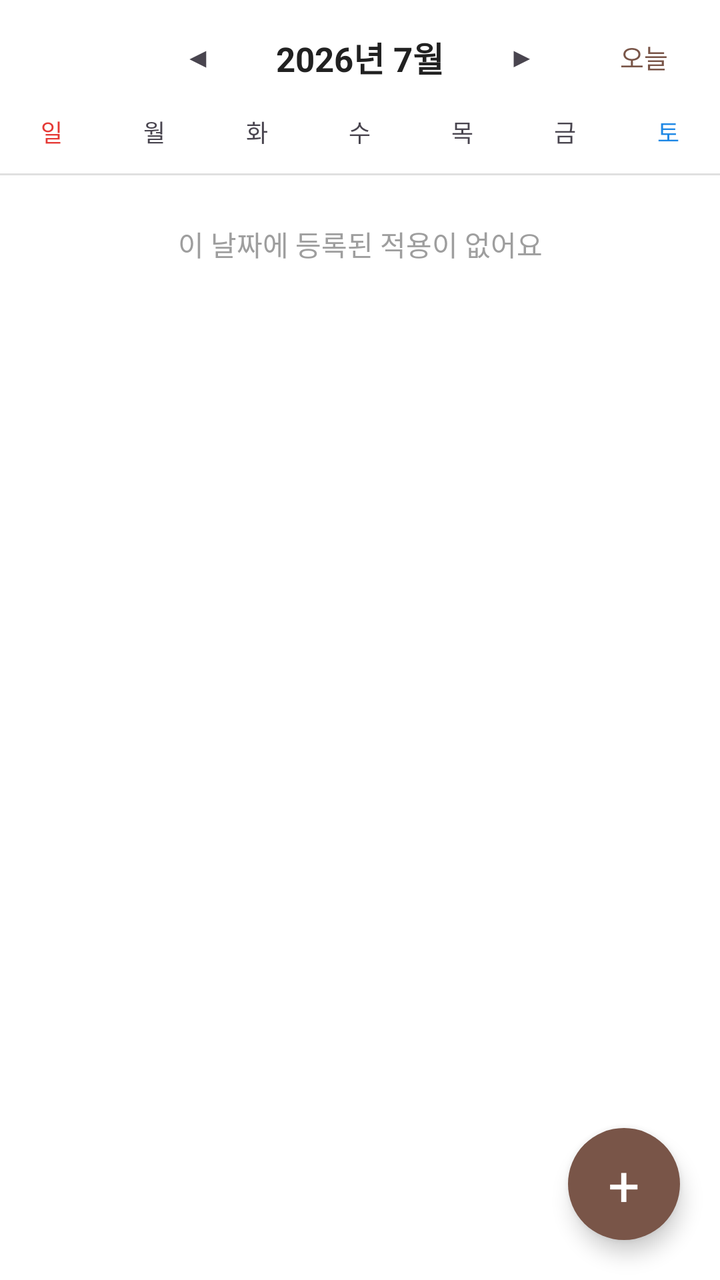
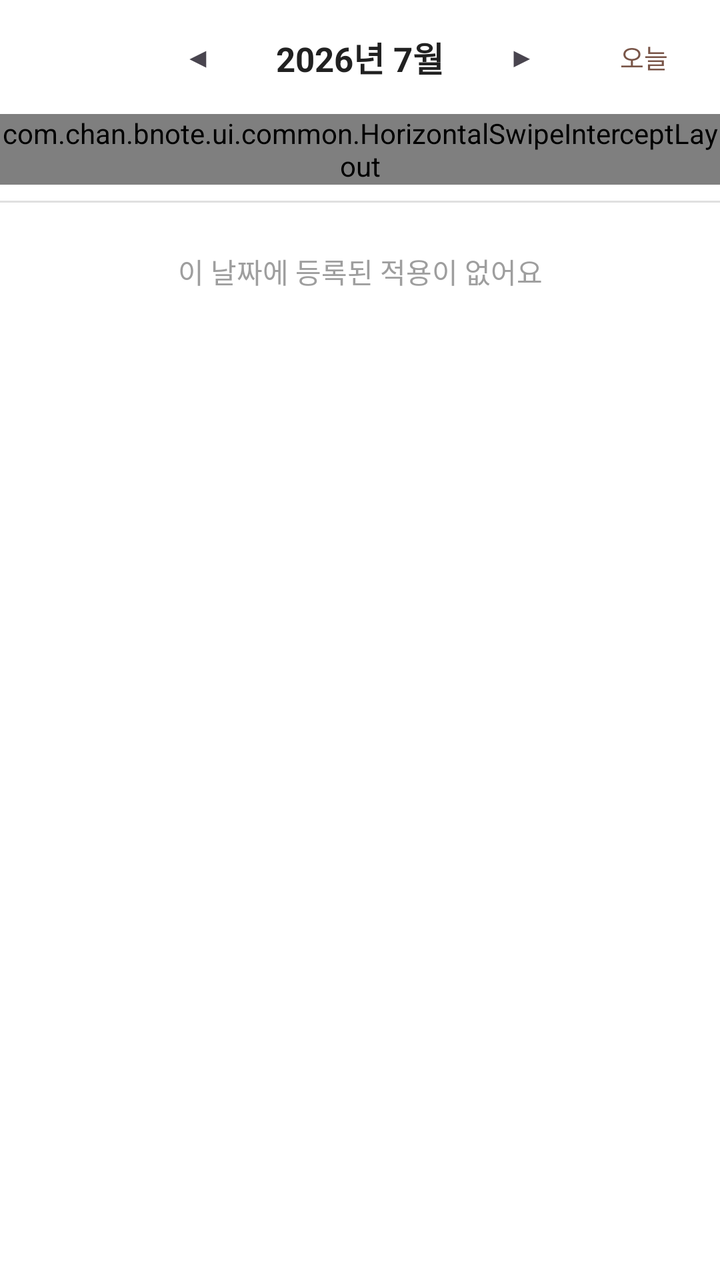

Compare the two renders of this Android layout. The source of the first and the diff that turns it into the second are given below.
<!-- AndroidManifest.xml: application theme Theme.BNOTE -->
<!-- res/layout/fragment_application_calendar.xml -->
<?xml version="1.0" encoding="utf-8"?>
<FrameLayout xmlns:android="http://schemas.android.com/apk/res/android"
    android:layout_width="match_parent"
    android:layout_height="match_parent">

    <LinearLayout
        android:layout_width="match_parent"
        android:layout_height="match_parent"
        android:orientation="vertical">

        <LinearLayout
            android:layout_width="match_parent"
            android:layout_height="wrap_content"
            android:orientation="horizontal"
            android:gravity="center_vertical">

            <View
                android:layout_width="0dp"
                android:layout_height="1dp"
                android:layout_weight="1" />

            <TextView
                android:id="@+id/btn_month_prev"
                android:layout_width="wrap_content"
                android:layout_height="wrap_content"
                android:text="◀"
                android:padding="16dp"
                android:clickable="true"
                android:focusable="true"
                android:background="?attr/selectableItemBackgroundBorderless" />

            <TextView
                android:id="@+id/text_month_year"
                android:layout_width="wrap_content"
                android:layout_height="wrap_content"
                android:padding="16dp"
                android:text="2026년 7월"
                android:textSize="17sp"
                android:textStyle="bold"
                android:clickable="true"
                android:focusable="true"
                android:background="?attr/selectableItemBackground"
                android:textColor="@color/text_primary" />

            <TextView
                android:id="@+id/btn_month_next"
                android:layout_width="wrap_content"
                android:layout_height="wrap_content"
                android:text="▶"
                android:padding="16dp"
                android:clickable="true"
                android:focusable="true"
                android:background="?attr/selectableItemBackgroundBorderless" />

            <FrameLayout
                android:layout_width="0dp"
                android:layout_height="wrap_content"
                android:layout_weight="1">

                <TextView
                    android:id="@+id/btn_calendar_today"
                    android:layout_width="wrap_content"
                    android:layout_height="wrap_content"
                    android:layout_gravity="end|center_vertical"
                    android:layout_marginStart="12dp"
                    android:layout_marginEnd="18dp"
                    android:paddingStart="8dp"
                    android:paddingEnd="8dp"
                    android:paddingTop="10dp"
                    android:paddingBottom="10dp"
                    android:textSize="13sp"
                    android:text="오늘"
                    android:textColor="@color/brown_primary"
                    android:background="?attr/selectableItemBackground"
                    android:clickable="true"
                    android:focusable="true" />
            </FrameLayout>
        </LinearLayout>

        <LinearLayout
            android:layout_width="match_parent"
            android:layout_height="wrap_content"
            android:orientation="horizontal"
            android:paddingBottom="4dp">

            <TextView
                android:layout_width="0dp"
                android:layout_height="wrap_content"
                android:layout_weight="1"
                android:gravity="center"
                android:text="일"
                android:textColor="#E53935"
                android:textSize="12sp" />

            <TextView
                android:layout_width="0dp"
                android:layout_height="wrap_content"
                android:layout_weight="1"
                android:gravity="center"
                android:text="월"
                android:textSize="12sp" />

            <TextView
                android:layout_width="0dp"
                android:layout_height="wrap_content"
                android:layout_weight="1"
                android:gravity="center"
                android:text="화"
                android:textSize="12sp" />

            <TextView
                android:layout_width="0dp"
                android:layout_height="wrap_content"
                android:layout_weight="1"
                android:gravity="center"
                android:text="수"
                android:textSize="12sp" />

            <TextView
                android:layout_width="0dp"
                android:layout_height="wrap_content"
                android:layout_weight="1"
                android:gravity="center"
                android:text="목"
                android:textSize="12sp" />

            <TextView
                android:layout_width="0dp"
                android:layout_height="wrap_content"
                android:layout_weight="1"
                android:gravity="center"
                android:text="금"
                android:textSize="12sp" />

            <TextView
                android:layout_width="0dp"
                android:layout_height="wrap_content"
                android:layout_weight="1"
                android:gravity="center"
                android:text="토"
                android:textColor="#1E88E5"
                android:textSize="12sp" />
        </LinearLayout>

        <androidx.recyclerview.widget.RecyclerView
            android:id="@+id/recycler_calendar_grid"
            android:layout_width="match_parent"
            android:layout_height="wrap_content" />

        <View
            android:layout_width="match_parent"
            android:layout_height="1dp"
            android:layout_marginTop="8dp"
            android:background="@color/divider_light" />

        <TextView
            android:id="@+id/text_empty_application_calendar"
            android:layout_width="match_parent"
            android:layout_height="wrap_content"
            android:padding="24dp"
            android:gravity="center"
            android:text="이 날짜에 등록된 적용이 없어요"
            android:textColor="@color/text_hint" />

        <androidx.recyclerview.widget.RecyclerView
            android:id="@+id/recycler_applications_by_date"
            android:layout_width="match_parent"
            android:layout_height="0dp"
            android:layout_weight="1"
            android:visibility="gone" />
    </LinearLayout>

    <TextView
        android:id="@+id/fab_add_application"
        android:layout_width="56dp"
        android:layout_height="56dp"
        android:layout_gravity="bottom|end"
        android:layout_margin="20dp"
        android:gravity="center"
        android:text="+"
        android:textSize="28sp"
        android:textColor="@color/white"
        android:background="@drawable/bg_fab_brown"
        android:elevation="6dp"
        android:clickable="true"
        android:focusable="true" />
</FrameLayout>
<!-- resources referenced by this layout -->
<resources>
  <color name="brown_primary">#795548</color>
  <color name="divider_light">#E0E0E0</color>
  <color name="text_hint">#9E9E9E</color>
  <color name="text_primary">#212121</color>
  <color name="white">#FFFFFFFF</color>
  <!-- drawable bg_fab_brown (drawable) -->
  <?xml version="1.0" encoding="utf-8"?>
  <shape xmlns:android="http://schemas.android.com/apk/res/android"
      android:shape="oval">
      <solid android:color="@color/brown_primary" />
  </shape>
  <style name="Theme.BNOTE" parent="Base.Theme.BNOTE" />
  <style name="Base.Theme.BNOTE" parent="Theme.Material3.DayNight.NoActionBar">
          <item name="colorPrimary">@color/brown_primary</item>
          <item name="colorPrimaryDark">@color/brown_primary_dark</item>
          <item name="android:statusBarColor">@color/brown_primary_dark</item>
          <item name="android:windowLightStatusBar">false</item>
          <item name="android:windowBackground">@color/surface_background</item>
      </style>
  <color name="brown_primary_dark">#5D4037</color>
  <color name="surface_background">#FFFFFF</color>
</resources>

<!-- the commit's change to res/layout/fragment_application_calendar.xml (unified diff, before → after) -->
@@ -77,75 +77,87 @@
             </FrameLayout>
         </LinearLayout>
 
-        <LinearLayout
+        <com.chan.bnote.ui.common.HorizontalSwipeInterceptLayout
+            android:id="@+id/swipe_intercept_calendar"
             android:layout_width="match_parent"
-            android:layout_height="wrap_content"
-            android:orientation="horizontal"
-            android:paddingBottom="4dp">
+            android:layout_height="wrap_content">
 
-            <TextView
-                android:layout_width="0dp"
+            <LinearLayout
+                android:layout_width="match_parent"
                 android:layout_height="wrap_content"
-                android:layout_weight="1"
-                android:gravity="center"
-                android:text="일"
-                android:textColor="#E53935"
-                android:textSize="12sp" />
+                android:orientation="vertical">
 
-            <TextView
-                android:layout_width="0dp"
-                android:layout_height="wrap_content"
-                android:layout_weight="1"
-                android:gravity="center"
-                android:text="월"
-                android:textSize="12sp" />
+                <LinearLayout
+                    android:layout_width="match_parent"
+                    android:layout_height="wrap_content"
+                    android:orientation="horizontal"
+                    android:paddingBottom="4dp">
 
-            <TextView
-                android:layout_width="0dp"
-                android:layout_height="wrap_content"
-                android:layout_weight="1"
-                android:gravity="center"
-                android:text="화"
-                android:textSize="12sp" />
+                    <TextView
+                        android:layout_width="0dp"
+                        android:layout_height="wrap_content"
+                        android:layout_weight="1"
+                        android:gravity="center"
+                        android:text="일"
+                        android:textColor="#E53935"
+                        android:textSize="12sp" />
 
-            <TextView
-                android:layout_width="0dp"
-                android:layout_height="wrap_content"
-                android:layout_weight="1"
-                android:gravity="center"
-                android:text="수"
-                android:textSize="12sp" />
+                    <TextView
+                        android:layout_width="0dp"
+                        android:layout_height="wrap_content"
+                        android:layout_weight="1"
+                        android:gravity="center"
+                        android:text="월"
+                        android:textSize="12sp" />
 
-            <TextView
-                android:layout_width="0dp"
-                android:layout_height="wrap_content"
-                android:layout_weight="1"
-                android:gravity="center"
-                android:text="목"
-                android:textSize="12sp" />
+                    <TextView
+                        android:layout_width="0dp"
+                        android:layout_height="wrap_content"
+                        android:layout_weight="1"
+                        android:gravity="center"
+                        android:text="화"
+                        android:textSize="12sp" />
 
-            <TextView
-                android:layout_width="0dp"
-                android:layout_height="wrap_content"
-                android:layout_weight="1"
-                android:gravity="center"
-                android:text="금"
-                android:textSize="12sp" />
+                    <TextView
+                        android:layout_width="0dp"
+                        android:layout_height="wrap_content"
+                        android:layout_weight="1"
+                        android:gravity="center"
+                        android:text="수"
+                        android:textSize="12sp" />
 
-            <TextView
-                android:layout_width="0dp"
-                android:layout_height="wrap_content"
-                android:layout_weight="1"
-                android:gravity="center"
-                android:text="토"
-                android:textColor="#1E88E5"
-                android:textSize="12sp" />
-        </LinearLayout>
+                    <TextView
+                        android:layout_width="0dp"
+                        android:layout_height="wrap_content"
+                        android:layout_weight="1"
+                        android:gravity="center"
+                        android:text="목"
+                        android:textSize="12sp" />
 
-        <androidx.recyclerview.widget.RecyclerView
-            android:id="@+id/recycler_calendar_grid"
-            android:layout_width="match_parent"
-            android:layout_height="wrap_content" />
+                    <TextView
+                        android:layout_width="0dp"
+                        android:layout_height="wrap_content"
+                        android:layout_weight="1"
+                        android:gravity="center"
+                        android:text="금"
+                        android:textSize="12sp" />
+
+                    <TextView
+                        android:layout_width="0dp"
+                        android:layout_height="wrap_content"
+                        android:layout_weight="1"
+                        android:gravity="center"
+                        android:text="토"
+                        android:textColor="#1E88E5"
+                        android:textSize="12sp" />
+                </LinearLayout>
+
+                <androidx.recyclerview.widget.RecyclerView
+                    android:id="@+id/recycler_calendar_grid"
+                    android:layout_width="match_parent"
+                    android:layout_height="wrap_content" />
+            </LinearLayout>
+        </com.chan.bnote.ui.common.HorizontalSwipeInterceptLayout>
 
         <View
             android:layout_width="match_parent"
@@ -169,19 +181,4 @@
             android:layout_weight="1"
             android:visibility="gone" />
     </LinearLayout>
-
-    <TextView
-        android:id="@+id/fab_add_application"
-        android:layout_width="56dp"
-        android:layout_height="56dp"
-        android:layout_gravity="bottom|end"
-        android:layout_margin="20dp"
-        android:gravity="center"
-        android:text="+"
-        android:textSize="28sp"
-        android:textColor="@color/white"
-        android:background="@drawable/bg_fab_brown"
-        android:elevation="6dp"
-        android:clickable="true"
-        android:focusable="true" />
 </FrameLayout>
<!-- resource entries referenced after the edit -->
@@ -4,13 +4,6 @@
   <color name="divider_light">#E0E0E0</color>
   <color name="text_hint">#9E9E9E</color>
   <color name="text_primary">#212121</color>
-  <color name="white">#FFFFFFFF</color>
-  <!-- drawable bg_fab_brown (drawable) -->
-  <?xml version="1.0" encoding="utf-8"?>
-  <shape xmlns:android="http://schemas.android.com/apk/res/android"
-      android:shape="oval">
-      <solid android:color="@color/brown_primary" />
-  </shape>
   <style name="Theme.BNOTE" parent="Base.Theme.BNOTE" />
   <style name="Base.Theme.BNOTE" parent="Theme.Material3.DayNight.NoActionBar">
           <item name="colorPrimary">@color/brown_primary</item>
